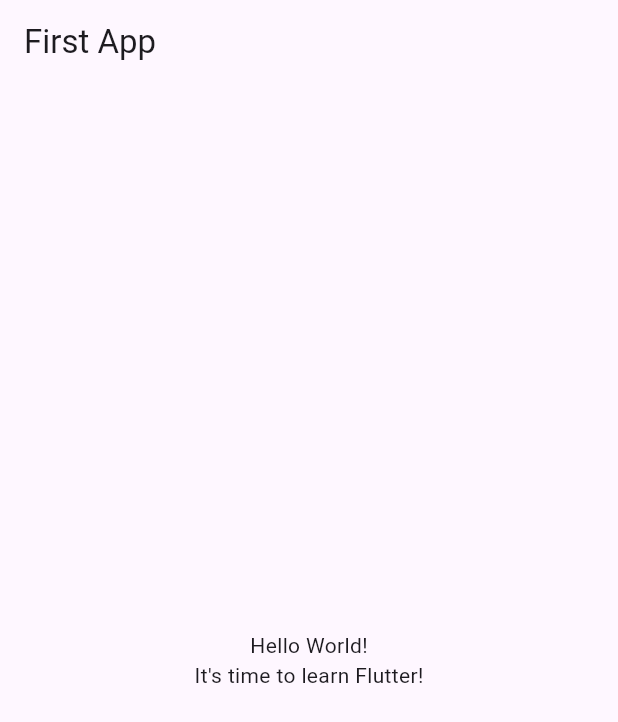
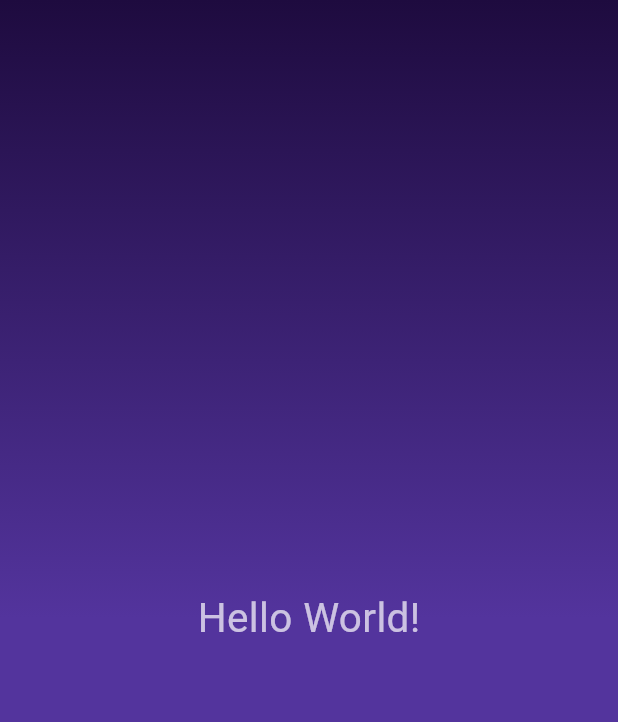
Before and after one commit to thomasbotond/flutter_dice_app, a Flutter app: the screen it shows after launch, on a phone screen of 412 x 824 dp. Shown: the top 722 px of the screen. Run offline on Flutter 3.47's test engine with Material 3 defaults, Android fonts, the phone set to English and light mode, and no system bars.

Commit message:
Costumized Widgets for GradientContainer and StyledText

```diff
--- a/lib/main.dart
+++ b/lib/main.dart
@@ -1,37 +1,11 @@
 import 'package:flutter/material.dart';
 
+import 'package:dice_app/widgets/gradient_container.dart';
+
 void main() {
-  runApp(const MyApp());
+  runApp(const MaterialApp(
+    home: Scaffold(
+      body: GradientContainer(),
+    ),
+  ));
 }
-
-class MyApp extends StatelessWidget {
-  const MyApp({super.key});
-
-  @override
-  Widget build(BuildContext context) {
-    return MaterialApp(
-      title: 'Flutter Demo',
-      theme: ThemeData(
-        primarySwatch: Colors.blue,
-      ),
-      home: Scaffold(
-        appBar: AppBar(
-          title: const Text('First App'),
-        ),
-        body: Center(
-          child: Column(
-            mainAxisAlignment: MainAxisAlignment.center,
-            children: const [
-              Text(
-                'Hello World!',
-              ),
-              Text(
-                'It\'s time to learn Flutter!',
-              ),
-            ],
-          ),
-        ),
-      ),
-    );
-  }
-}
--- /dev/null
+++ b/lib/widgets/gradient_container.dart
@@ -0,0 +1,25 @@
+import 'package:flutter/material.dart';
+
+import 'package:dice_app/widgets/styled_text.dart';
+
+class GradientContainer extends StatelessWidget {
+  const GradientContainer({super.key});
+
+  @override
+  Widget build(BuildContext context) {
+    return Container(
+      decoration: const BoxDecoration(
+        gradient: LinearGradient(
+          colors: <Color>[
+            Color.fromARGB(255, 30, 11, 63),
+            Color.fromARGB(255, 83, 52, 157),
+          ],
+          begin: Alignment.topRight,
+        ),
+      ),
+      child: const Center(
+        child: StyledText(),
+      ),
+    );
+  }
+}
--- /dev/null
+++ b/lib/widgets/styled_text.dart
@@ -0,0 +1,16 @@
+import 'package:flutter/material.dart';
+
+class StyledText extends StatelessWidget {
+  const StyledText({super.key});
+
+  @override
+  Widget build(BuildContext context) {
+    return const Text(
+      'Hello World!',
+      style: TextStyle(
+        color: Colors.white70,
+        fontSize: 27.0,
+      ),
+    );
+  }
+}
```
Also changed, not shown: 1 other file.
